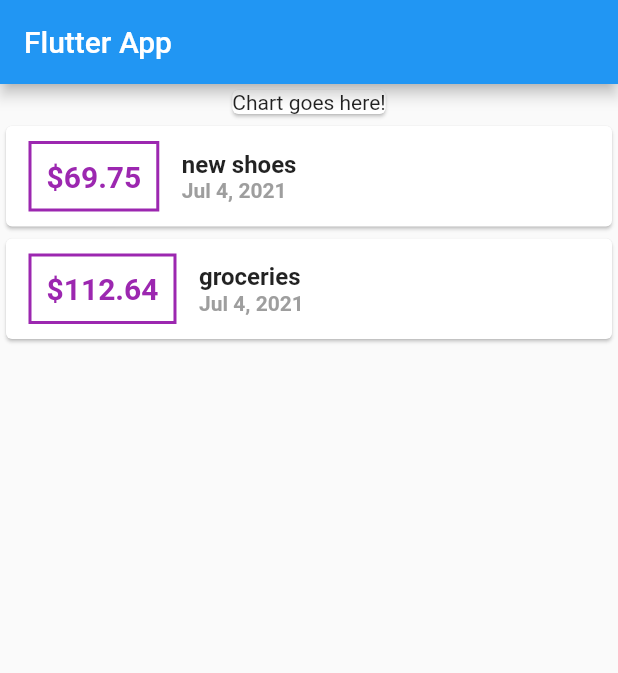
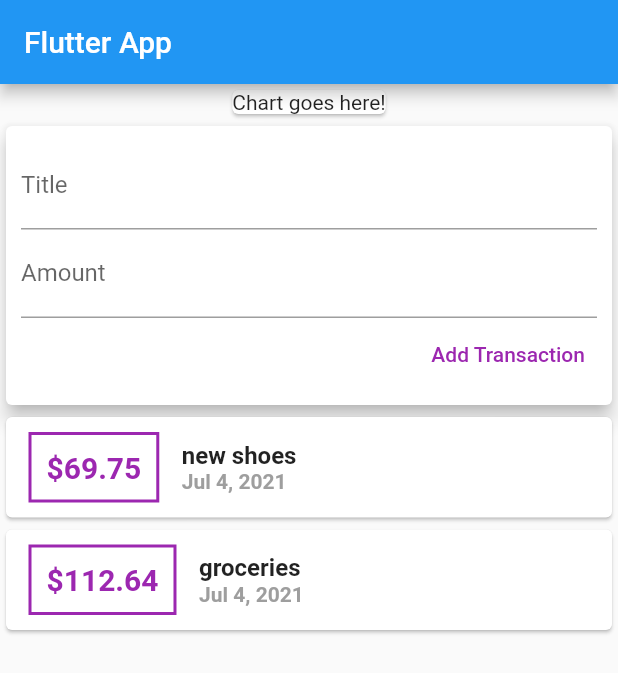
Before and after one commit to yaser-eftekhari/flutter-expense_planner, a Flutter app: the screen it shows after launch, on a phone screen of 412 x 824 dp. Shown: the top 673 px of the screen. Run offline on Flutter 3.47's test engine with Material 2 defaults, Android fonts, the phone set to English and light mode, and no system bars.

Commit message:
adding a card where user can create a transaction and submit

```diff
--- a/lib/main.dart
+++ b/lib/main.dart
@@ -41,6 +41,32 @@ class MyHomePage extends StatelessWidget {
         children: [
           Card(
             child: Text("Chart goes here!"),
+          ),
+          Card(
+            elevation: 5,
+            child: Container(
+              child: Column(
+                crossAxisAlignment: CrossAxisAlignment.end,
+                children: [
+                  TextField(
+                    decoration: InputDecoration(labelText: 'Title'),
+                  ),
+                  TextField(
+                    decoration: InputDecoration(labelText: 'Amount'),
+                  ),
+                  TextButton(
+                    onPressed: () {},
+                    child: Text(
+                      "Add Transaction",
+                      style: TextStyle(
+                        color: Colors.purple,
+                      ),
+                    ),
+                  ),
+                ],
+              ),
+              padding: EdgeInsets.all(10),
+            ),
           ),
           Column(
             children: [
```
